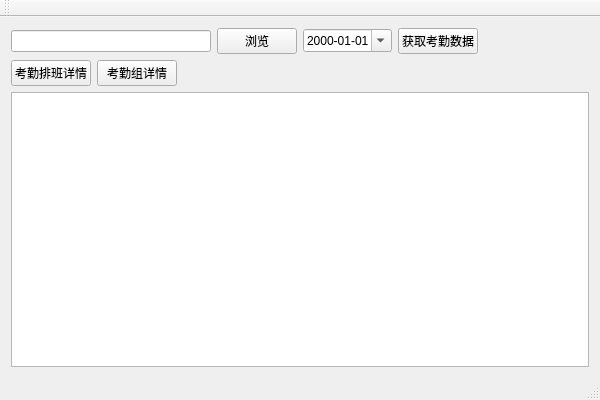
Old version of the form mainwindow.ui in the repository seahouse/attendanceget.
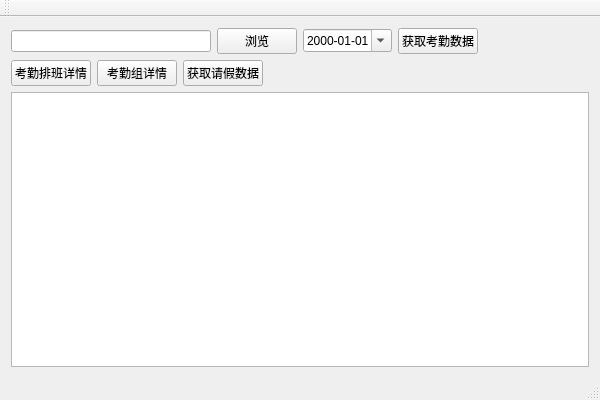
New version of the form.

Commit message: add get leave data code.

Patch:
```diff
--- a/mainwindow.ui
+++ b/mainwindow.ui
@@ -82,6 +82,13 @@
         </property>
        </widget>
       </item>
+      <item>
+       <widget class="QPushButton" name="pbnGetLeaveData">
+        <property name="text">
+         <string>获取请假数据</string>
+        </property>
+       </widget>
+      </item>
       <item>
        <spacer name="horizontalSpacer_2">
         <property name="orientation">
```
The commit also changes 2 other files.
